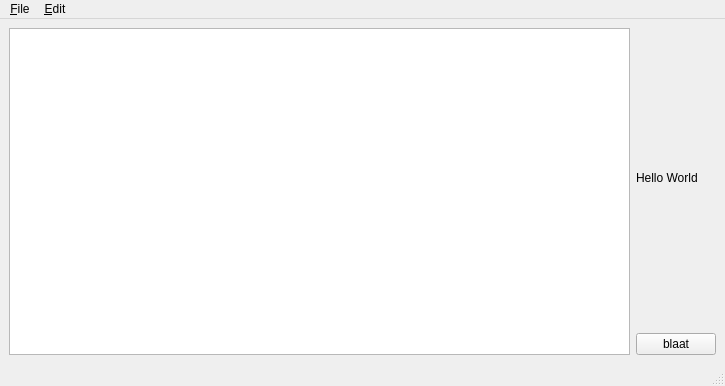
Above: src/qt-client/MainWindow.ui from dgeelen/dmplayer before the change. Below: the same form after it.
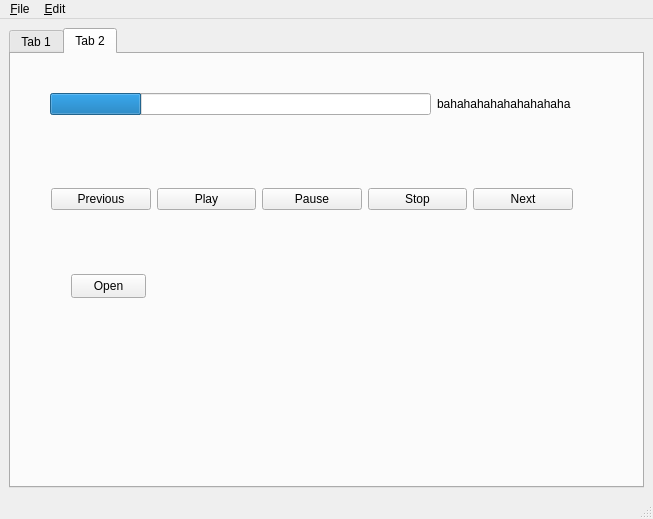
That is the form after the change. Icons and pictures are not drawn.

```diff
--- a/src/qt-client/MainWindow.ui
+++ b/src/qt-client/MainWindow.ui
@@ -5,8 +5,8 @@
    <rect>
     <x>0</x>
     <y>0</y>
-    <width>725</width>
-    <height>386</height>
+    <width>653</width>
+    <height>519</height>
    </rect>
   </property>
   <property name="windowTitle" >
@@ -17,25 +17,159 @@
     <item>
      <layout class="QHBoxLayout" >
       <item>
-       <widget class="QListView" name="listView" />
+       <widget class="QTabWidget" name="tabWidget" >
+        <property name="currentIndex" >
+         <number>1</number>
+        </property>
+        <property name="elideMode" >
+         <enum>Qt::ElideLeft</enum>
+        </property>
+        <widget class="QWidget" name="tab" >
+         <property name="sizePolicy" >
+          <sizepolicy vsizetype="Preferred" hsizetype="MinimumExpanding" >
+           <horstretch>0</horstretch>
+           <verstretch>0</verstretch>
+          </sizepolicy>
+         </property>
+         <attribute name="title" >
+          <string>Tab 1</string>
+         </attribute>
+         <layout class="QHBoxLayout" >
+          <item>
+           <layout class="QHBoxLayout" >
+            <item>
+             <widget class="QListView" name="server_list" />
+            </item>
+            <item>
+             <widget class="QPushButton" name="pushButton" >
+              <property name="text" >
+               <string>PushButton</string>
+              </property>
+             </widget>
+            </item>
+           </layout>
+          </item>
+         </layout>
+        </widget>
+        <widget class="QWidget" name="tab_2" >
+         <attribute name="title" >
+          <string>Tab 2</string>
+         </attribute>
+         <widget class="QWidget" name="horizontalLayout" >
+          <property name="geometry" >
+           <rect>
+            <x>40</x>
+            <y>110</y>
+            <width>522</width>
+            <height>71</height>
+           </rect>
+          </property>
+          <layout class="QHBoxLayout" >
+           <item>
+            <widget class="QPushButton" name="PreviousButton" >
+             <property name="text" >
+              <string>Previous</string>
+             </property>
+             <property name="icon" >
+              <iconset resource="icons.qrc" >:/new/prefix1/Images/Prev.png</iconset>
+             </property>
+            </widget>
+           </item>
+           <item>
+            <widget class="QPushButton" name="PlayButton" >
+             <property name="text" >
+              <string>Play</string>
+             </property>
+             <property name="icon" >
+              <iconset resource="icons.qrc" >:/new/prefix1/Images/Play.png</iconset>
+             </property>
+            </widget>
+           </item>
+           <item>
+            <widget class="QPushButton" name="PauseButton" >
+             <property name="text" >
+              <string>Pause</string>
+             </property>
+             <property name="icon" >
+              <iconset resource="icons.qrc" >:/new/prefix1/Images/Pause.png</iconset>
+             </property>
+            </widget>
+           </item>
+           <item>
+            <widget class="QPushButton" name="StopButton" >
+             <property name="text" >
+              <string>Stop</string>
+             </property>
+             <property name="icon" >
+              <iconset resource="icons.qrc" >:/new/prefix1/Images/Stop.png</iconset>
+             </property>
+            </widget>
+           </item>
+           <item>
+            <widget class="QPushButton" name="NextButton" >
+             <property name="text" >
+              <string>Next</string>
+             </property>
+             <property name="icon" >
+              <iconset resource="icons.qrc" >:/new/prefix1/Images/Next.png</iconset>
+             </property>
+            </widget>
+           </item>
+          </layout>
+         </widget>
+         <widget class="QPushButton" name="OpenButton" >
+          <property name="geometry" >
+           <rect>
+            <x>60</x>
+            <y>220</y>
+            <width>75</width>
+            <height>24</height>
+           </rect>
+          </property>
+          <property name="text" >
+           <string>Open</string>
+          </property>
+         </widget>
+         <widget class="QWidget" name="horizontalLayout_2" >
+          <property name="geometry" >
+           <rect>
+            <x>39</x>
+            <y>10</y>
+            <width>521</width>
+            <height>80</height>
+           </rect>
+          </property>
+          <layout class="QHBoxLayout" >
+           <item>
+            <widget class="QProgressBar" name="trackProgress" >
+             <property name="value" >
+              <number>24</number>
+             </property>
+             <property name="alignment" >
+              <set>Qt::AlignLeading</set>
+             </property>
+             <property name="textVisible" >
+              <bool>false</bool>
+             </property>
+             <property name="format" >
+              <string>%p%</string>
+             </property>
+            </widget>
+           </item>
+           <item>
+            <widget class="QLabel" name="label" >
+             <property name="text" >
+              <string>bahahahahahahahahaha</string>
+             </property>
+            </widget>
+           </item>
+          </layout>
+         </widget>
+        </widget>
+       </widget>
       </item>
       <item>
-       <layout class="QVBoxLayout" >
-        <item>
-         <widget class="QLabel" name="label" >
-          <property name="text" >
-           <string>Hello World</string>
-          </property>
-         </widget>
-        </item>
-        <item>
-         <widget class="QPushButton" name="pushButton" >
-          <property name="text" >
-           <string>blaat</string>
-          </property>
-         </widget>
-        </item>
-       </layout>
+       <layout class="QVBoxLayout" />
       </item>
      </layout>
     </item>
@@ -46,7 +180,7 @@
     <rect>
      <x>0</x>
      <y>0</y>
-     <width>725</width>
+     <width>653</width>
      <height>19</height>
     </rect>
    </property>
```
Left out of the diff: 4 changed lines with no effect on the pictures.
